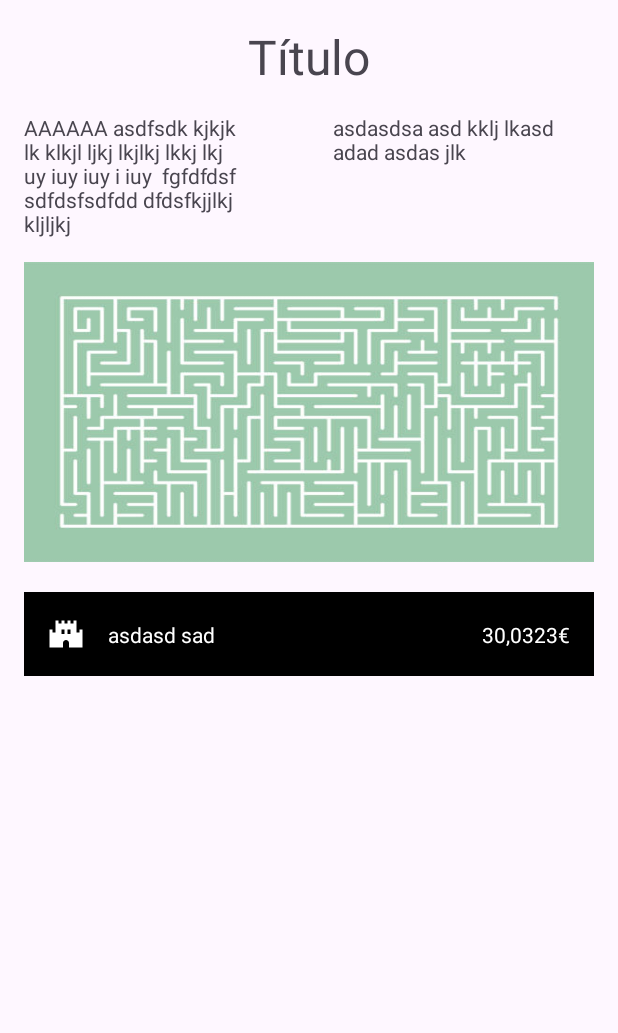
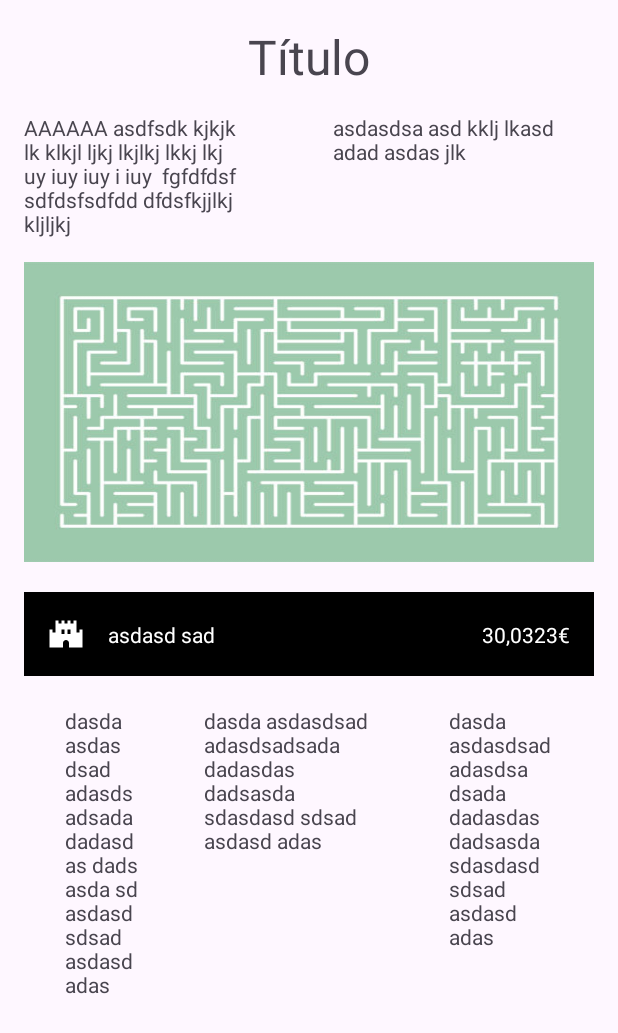
Before and after one commit to QuiqueGueCa/AdvancedLayout, an Android app: the layout activity_main.xml on its own in the app's theme, with its tools: preview values and no code run, on a phone screen of 412 x 824 dp. Shown: the top 1033 px of the screen. Run offline under Robolectric (Android 15) with nearby library versions, the phone set to English and light mode, and no system bars.

Commit message:
going to code

```diff
--- a/app/build.gradle.kts
+++ b/app/build.gradle.kts
@@ -33,9 +33,15 @@ android {
     kotlinOptions {
         jvmTarget = "1.8"
     }
+    buildFeatures {
+        viewBinding = true
+    }
 }
 
 dependencies {
+
+    val lifecycle_version = "2.7.0"
+    implementation("androidx.lifecycle:lifecycle-viewmodel-ktx:$lifecycle_version")
 
     implementation("androidx.core:core-ktx:1.9.0")
     implementation("androidx.appcompat:appcompat:1.6.1")
--- a/app/src/main/java/com/example/advancedlayout/MainActivity.kt
+++ b/app/src/main/java/com/example/advancedlayout/MainActivity.kt
@@ -1,11 +1,22 @@
 package com.example.advancedlayout
 
+import android.os.Bundle
 import androidx.appcompat.app.AppCompatActivity
-import android.os.Bundle
+import com.example.advancedlayout.databinding.ActivityMainBinding
 
 class MainActivity : AppCompatActivity() {
+
+    private lateinit var binding: ActivityMainBinding
     override fun onCreate(savedInstanceState: Bundle?) {
         super.onCreate(savedInstanceState)
-        setContentView(R.layout.activity_main)
+
+        binding = ActivityMainBinding.inflate(layoutInflater)
+        setContentView(binding.root)
+
+        setupAdapter()
+    }
+
+    private fun setupAdapter() {
+
     }
 }
--- a/app/src/main/res/layout/activity_main.xml
+++ b/app/src/main/res/layout/activity_main.xml
@@ -33,7 +33,7 @@
             android:id="@+id/tvleftParagraph"
             android:layout_width="0dp"
             android:layout_height="wrap_content"
-            tools:text="AAAAAA asdfsdk kjkjk lk klkjl ljkj lkjlkj lkkj lkj uy iuy iuy i iuy  fgfdfdsf sdfdsfsdfdd dfdsfkjjlkj kljljkj"
+            android:text="AAAAAA asdfsdk kjkjk lk klkjl ljkj lkjlkj lkkj lkj uy iuy iuy i iuy  fgfdfdsf sdfdsfsdfdd dfdsfkjjlkj kljljkj"
             app:layout_constraintLeft_toLeftOf="parent"
             app:layout_constraintRight_toLeftOf="@id/guideline"
             app:layout_constraintTop_toBottomOf="@id/tvTitle"
@@ -43,7 +43,7 @@
             android:id="@+id/tvRightParagraph"
             android:layout_width="0dp"
             android:layout_height="wrap_content"
-            tools:text="asdasdsa asd kklj lkasd adad asdas jlk"
+            android:text="asdasdsa asd kklj lkasd adad asdas jlk"
             app:layout_constraintRight_toRightOf="parent"
             app:layout_constraintLeft_toRightOf="@id/guideline"
             app:layout_constraintTop_toBottomOf="@id/tvTitle"
@@ -76,7 +76,6 @@
             app:layout_constraintEnd_toEndOf="@id/imgLabyrinth"
             app:layout_constraintTop_toBottomOf="@id/imgLabyrinth"
             android:orientation="vertical">
-
             <include layout="@layout/item_box"/>
         </LinearLayout>
 
@@ -84,13 +83,40 @@
             android:id="@+id/viewPager"
             android:layout_width="wrap_content"
             android:layout_height="wrap_content"
-            tools:listitem="@layout/item_user"
             app:layout_constraintStart_toStartOf="parent"
             app:layout_constraintEnd_toEndOf="parent"
-            app:layout_constraintTop_toBottomOf="@id/linearLayout"/>
+            app:layout_constraintTop_toBottomOf="@id/linearLayout" />
 
 
+        <TextView
+            android:id="@+id/tvLeftEnd"
+            android:layout_width="50dp"
+            android:layout_height="wrap_content"
+            android:text="dasda asdasdsad adasdsadsada dadasdas dadsasda sdasdasd sdsad asdasd adas"
+            android:layout_marginTop="@dimen/commonMargin"
+            app:layout_constraintStart_toStartOf="parent"
+            app:layout_constraintEnd_toStartOf="@id/tvCenterEnd"
+            app:layout_constraintTop_toBottomOf="@id/viewPager" />
+
+        <TextView
+            android:id="@+id/tvCenterEnd"
+            android:layout_width="120dp"
+            android:layout_height="wrap_content"
+            android:text="dasda asdasdsad adasdsadsada dadasdas dadsasda sdasdasd sdsad asdasd adas"
+            android:layout_marginTop="@dimen/commonMargin"
+            app:layout_constraintStart_toEndOf="@id/tvLeftEnd"
+            app:layout_constraintEnd_toStartOf="@id/tvRightEnd"
+            app:layout_constraintTop_toBottomOf="@id/viewPager" />
+
+        <TextView
+            android:id="@+id/tvRightEnd"
+            android:layout_width="70dp"
+            android:layout_height="wrap_content"
+            android:text="dasda asdasdsad adasdsadsada dadasdas dadsasda sdasdasd sdsad asdasd adas"
+            android:layout_marginTop="@dimen/commonMargin"
+            app:layout_constraintStart_toEndOf="@id/tvCenterEnd"
+            app:layout_constraintEnd_toEndOf="parent"
+            app:layout_constraintTop_toBottomOf="@id/viewPager" />
+
     </androidx.constraintlayout.widget.ConstraintLayout>
-
-
 </androidx.core.widget.NestedScrollView>
```
